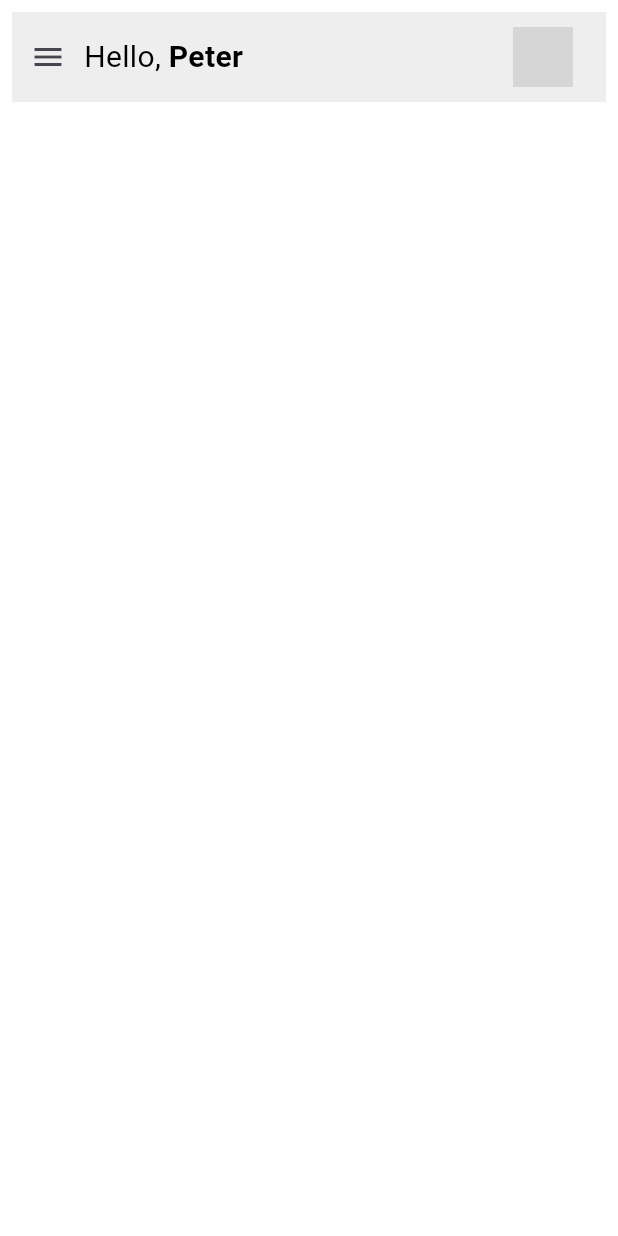
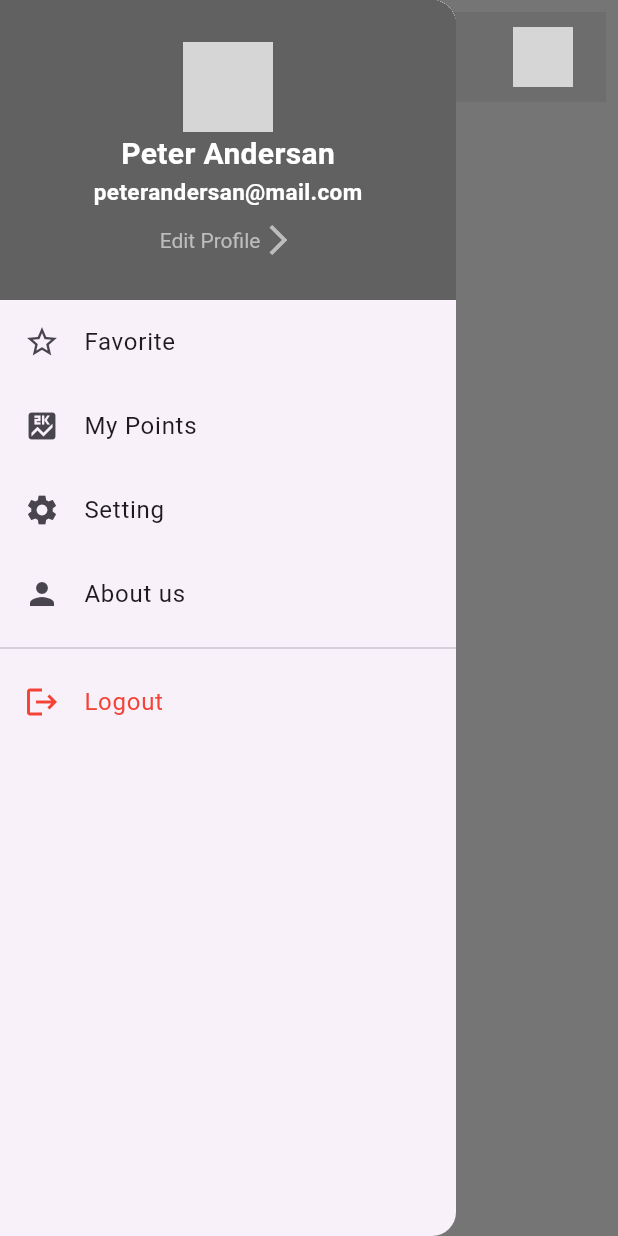
Before and after one commit to migarakavishan/littletherapist, a Flutter app: the HomePage screen opened directly, after a tap on the "menu" icon, on a phone screen of 412 x 824 dp. Run offline on Flutter 3.47's test engine with Material 3 defaults, Android fonts, the phone set to English and light mode, and no system bars; our stand-ins replace flutter_animate; network calls fail; grey boxes are pictures that could not be loaded.

Commit message:
home page drawer menu ui add

```diff
--- a/lib/screens/home_page/home_page.dart
+++ b/lib/screens/home_page/home_page.dart
@@ -1,4 +1,7 @@
 import 'package:flutter/material.dart';
+
+import 'widgets/home_header.dart';
+import 'widgets/menu_drawer.dart';
 
 class HomePage extends StatefulWidget {
   const HomePage({super.key});
@@ -10,47 +13,17 @@ class HomePage extends StatefulWidget {
 class _HomePageState extends State<HomePage> {
   @override
   Widget build(BuildContext context) {
-    return Scaffold(
-      backgroundColor: Colors.white,
-      body: SafeArea(
-          child: Padding(
-        padding: const EdgeInsets.all(8.0),
-        child: Column(
-          children: [
-            Container(
-              height: 60,
-              decoration: BoxDecoration(color: Colors.grey.shade200),
-              child: Row(
-                children: [
-                  IconButton(onPressed: () {}, icon: const Icon(Icons.menu)),
-                  const Text(
-                    "Hello,",
-                    style: TextStyle(color: Colors.black, fontSize: 20),
-                  ),
-                  const SizedBox(
-                    width: 5,
-                  ),
-                  const Text(
-                    "Peter",
-                    style: TextStyle(
-                        color: Colors.black,
-                        fontSize: 20,
-                        fontWeight: FontWeight.bold),
-                  ),
-                  const SizedBox(
-                    width: 180,
-                  ),
-                  const CircleAvatar(
-                    radius: 20,
-                    backgroundImage: NetworkImage(
-                        "https://encrypted-tbn0.gstatic.com/images?q=tbn:ANd9GcTWomPds9w5emH_C6RY8xF7KRCJe6I5zwVsuw&s"),
-                  )
-                ],
-              ),
-            )
-          ],
+    return const SafeArea(
+      child: Scaffold(
+        drawer: Drawer(
+          child: MenuDrawer(),
         ),
-      )),
+        backgroundColor: Colors.white,
+        body: Padding(
+          padding: EdgeInsets.all(8.0),
+          child: HomeHeader(),
+        ),
+      ),
     );
   }
 }
--- /dev/null
+++ b/lib/screens/home_page/widgets/home_header.dart
@@ -0,0 +1,52 @@
+import 'package:flutter/material.dart';
+
+class HomeHeader extends StatelessWidget {
+  const HomeHeader({
+    super.key,
+  });
+
+  @override
+  Widget build(BuildContext context) {
+    return Column(
+      children: [
+        Container(
+          height: 60,
+          decoration: BoxDecoration(color: Colors.grey.shade200),
+          child: Row(
+            children: [
+              Builder(builder: (context) {
+                return IconButton(
+                    onPressed: () {
+                      Scaffold.of(context).openDrawer();
+                    },
+                    icon: const Icon(Icons.menu));
+              }),
+              const Text(
+                "Hello,",
+                style: TextStyle(color: Colors.black, fontSize: 20),
+              ),
+              const SizedBox(
+                width: 5,
+              ),
+              const Text(
+                "Peter",
+                style: TextStyle(
+                    color: Colors.black,
+                    fontSize: 20,
+                    fontWeight: FontWeight.bold),
+              ),
+              const SizedBox(
+                width: 180,
+              ),
+              const CircleAvatar(
+                radius: 20,
+                backgroundImage: NetworkImage(
+                    "https://encrypted-tbn0.gstatic.com/images?q=tbn:ANd9GcTWomPds9w5emH_C6RY8xF7KRCJe6I5zwVsuw&s"),
+              )
+            ],
+          ),
+        )
+      ],
+    );
+  }
+}
--- /dev/null
+++ b/lib/screens/home_page/widgets/menu_drawer.dart
@@ -0,0 +1,98 @@
+import 'package:flutter/gestures.dart';
+import 'package:flutter/material.dart';
+
+class MenuDrawer extends StatelessWidget {
+  const MenuDrawer({
+    super.key,
+  });
+
+  @override
+  Widget build(BuildContext context) {
+    return ListView(
+      padding: const EdgeInsets.all(0),
+      children: [
+        Container(
+          height: 200,
+          decoration: BoxDecoration(color: Colors.grey.shade700),
+          child: Padding(
+            padding: const EdgeInsets.all(8.0),
+            child: Column(
+              mainAxisAlignment: MainAxisAlignment.center,
+              children: [
+                const CircleAvatar(
+                  radius: 30,
+                  backgroundImage: NetworkImage(
+                      'https://encrypted-tbn0.gstatic.com/images?q=tbn:ANd9GcTWomPds9w5emH_C6RY8xF7KRCJe6I5zwVsuw&s'),
+                ),
+                const Text(
+                  "Peter Andersan",
+                  style: TextStyle(
+                      color: Colors.white,
+                      fontWeight: FontWeight.bold,
+                      fontSize: 20),
+                ),
+                const Text(
+                  "peterandersan@mail.com",
+                  style: TextStyle(
+                      color: Colors.white,
+                      fontWeight: FontWeight.w600,
+                      fontSize: 15),
+                ),
+                const SizedBox(
+                  height: 10,
+                ),
+                Row(
+                  mainAxisAlignment: MainAxisAlignment.center,
+                  children: [
+                    RichText(
+                        text: TextSpan(
+                            recognizer: TapGestureRecognizer()
+                              ..onTap = () {},
+                            text: "Edit Profile",
+                            style:
+                                TextStyle(color: Colors.grey.shade400))),
+                    Icon(
+                      Icons.arrow_forward_ios,
+                      color: Colors.grey.shade400,
+                    ),
+                  ],
+                )
+              ],
+            ),
+          ),
+        ),
+        ListTile(
+          leading: const Icon(Icons.star_border),
+          title: const Text("Favorite"),
+          onTap: () {},
+        ),
+        ListTile(
+          leading: const Icon(Icons.score),
+          title: const Text("My Points"),
+          onTap: () {},
+        ),
+        ListTile(
+          leading: const Icon(Icons.settings),
+          title: const Text("Setting"),
+          onTap: () {},
+        ),
+        ListTile(
+          leading: const Icon(Icons.person),
+          title: const Text("About us"),
+          onTap: () {},
+        ),
+        const Divider(),
+        ListTile(
+            leading: const Icon(
+              Icons.logout,
+              color: Colors.red,
+            ),
+            title: const Text(
+              "Logout",
+              style: TextStyle(color: Colors.red),
+            ),
+            onTap: () {})
+      ],
+    );
+  }
+}
```
